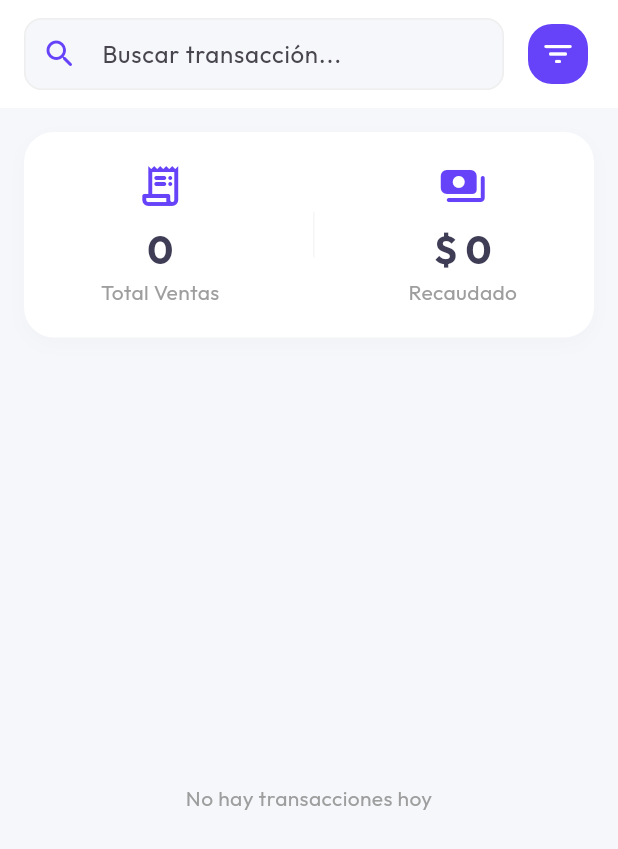
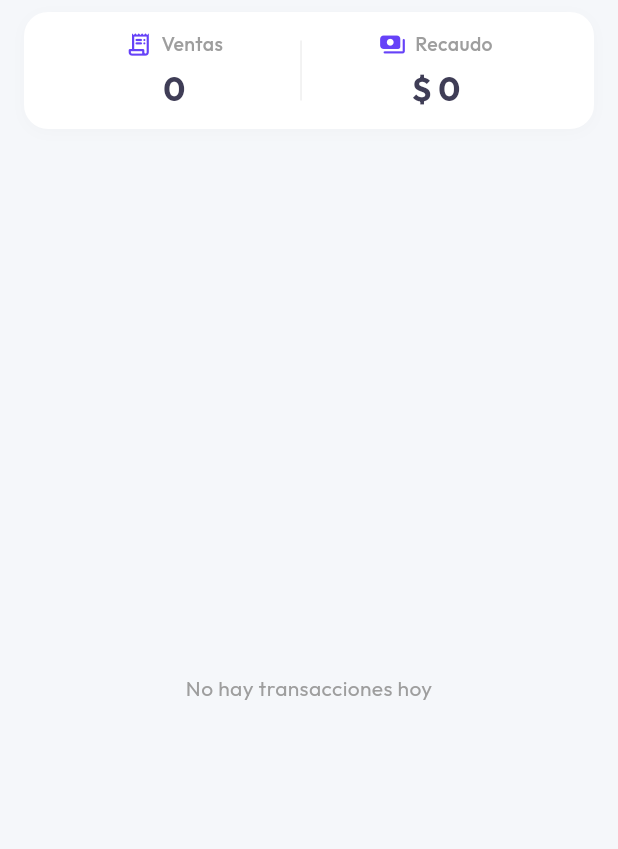
Before and after one commit to Yancarlos107/juana_pos, a Flutter app: the RecaudoScreen screen opened by its route, on a phone screen of 412 x 824 dp. Shown: the top 849 px of the screen. Run offline on Flutter 3.47's test engine with Material 3 defaults, Android fonts, the phone set to English and light mode, and no system bars; our stand-ins replace connectivity_plus, device_info_plus, dio, flutter_riverpod, flutter_secure_storage, google_fonts and 3 more; missing offline and left inert: flutter_thermal_printer; accounts and stored records are empty; network calls fail.

Commit message:
style: remove search bar from recaudo screen and reorganize summary card layout vertically

```diff
--- a/lib/features/sales/screens/recaudo_screen.dart
+++ b/lib/features/sales/screens/recaudo_screen.dart
@@ -18,29 +18,12 @@ class RecaudoScreen extends ConsumerStatefulWidget {
 }
 
 class _RecaudoScreenState extends ConsumerState<RecaudoScreen> {
-  final _searchController = TextEditingController();
-  bool _isSearching = false;
-
   @override
   void initState() {
     super.initState();
     WidgetsBinding.instance.addPostFrameCallback((_) {
       ref.read(salesHistoryProvider.notifier).fetchHistory();
     });
-  }
-
-  void _performSearch() {
-    final query = _searchController.text.trim();
-    if (query.isNotEmpty) {
-      setState(() => _isSearching = true);
-      ref.read(salesHistoryProvider.notifier).search(query);
-    }
-  }
-
-  void _clearSearch() {
-    _searchController.clear();
-    setState(() => _isSearching = false);
-    ref.read(salesHistoryProvider.notifier).fetchHistory();
   }
 
   void _showClosingConfirmation() {
@@ -65,7 +48,6 @@ class _RecaudoScreenState extends ConsumerState<RecaudoScreen> {
           : null,
       body: Column(
         children: [
-          _buildSearchBar(),
           if (historyState.status == SalesHistoryStatus.loaded)
             _buildSummaryCard(historyState),
           Expanded(child: _buildTransactionList(historyState)),
@@ -74,47 +56,7 @@ class _RecaudoScreenState extends ConsumerState<RecaudoScreen> {
     );
   }
 
-  Widget _buildSearchBar() {
-    return Container(
-      padding: const EdgeInsets.symmetric(horizontal: 16, vertical: 12),
-      color: Colors.white,
-      child: Row(
-        children: [
-          Expanded(
-            child: TextField(
-              controller: _searchController,
-              decoration: InputDecoration(
-                hintText: 'Buscar transacción...',
-                prefixIcon:
-                    const Icon(Icons.search_rounded, color: Color(0xFF6642F8)),
-                suffixIcon: _isSearching
-                    ? IconButton(
-                        icon: const Icon(Icons.close),
-                        onPressed: () => _clearSearch())
-                    : null,
-                filled: true,
-                fillColor: const Color(0xFFF5F7FA),
-                border: OutlineInputBorder(
-                    borderRadius: BorderRadius.circular(16),
-                    borderSide: BorderSide.none),
-                contentPadding: EdgeInsets.zero,
-              ),
-              onSubmitted: (_) => _performSearch(),
-            ),
-          ),
-          const SizedBox(width: 12),
-          IconButton(
-            onPressed: () => _performSearch(),
-            icon: const Icon(Icons.filter_list_rounded, color: Colors.white),
-            style: IconButton.styleFrom(
-                backgroundColor: const Color(0xFF6642F8),
-                shape: RoundedRectangleBorder(
-                    borderRadius: BorderRadius.circular(16))),
-          ),
-        ],
-      ),
-    );
-  }
+
 
   Widget _buildSummaryCard(SalesHistoryState state) {
     double totalAmount = 0;
@@ -127,28 +69,28 @@ class _RecaudoScreenState extends ConsumerState<RecaudoScreen> {
     }
 
     return Container(
-      margin: const EdgeInsets.all(16),
-      padding: const EdgeInsets.all(20),
+      margin: const EdgeInsets.symmetric(horizontal: 16, vertical: 8),
+      padding: const EdgeInsets.symmetric(horizontal: 16, vertical: 12),
       decoration: BoxDecoration(
           color: Colors.white,
-          borderRadius: BorderRadius.circular(20),
+          borderRadius: BorderRadius.circular(16),
           boxShadow: [
             BoxShadow(
                 color: Colors.black.withOpacity(0.02),
-                blurRadius: 10,
-                offset: const Offset(0, 4))
+                blurRadius: 8,
+                offset: const Offset(0, 2))
           ]),
       child: Row(
-        mainAxisAlignment: MainAxisAlignment.spaceAround,
+        mainAxisAlignment: MainAxisAlignment.spaceEvenly,
         children: [
           _summaryItem(
               icon: Icons.receipt_long_rounded,
-              label: 'Total Ventas',
+              label: 'Ventas',
               value: '$unclosedCount'),
-          Container(width: 1, height: 30, color: Colors.grey.shade100),
+          Container(width: 1, height: 40, color: Colors.grey.shade200),
           _summaryItem(
               icon: Icons.payments_rounded,
-              label: 'Recaudado',
+              label: 'Recaudo',
               value: '\$ ${_formatCurrency(totalAmount)}'),
         ],
       ),
@@ -158,15 +100,22 @@ class _RecaudoScreenState extends ConsumerState<RecaudoScreen> {
   Widget _summaryItem(
       {required IconData icon, required String label, required String value}) {
     return Column(
+      mainAxisSize: MainAxisSize.min,
       children: [
-        Icon(icon, color: const Color(0xFF6642F8), size: 32),
-        const SizedBox(height: 8),
+        Row(
+          mainAxisSize: MainAxisSize.min,
+          children: [
+            Icon(icon, color: const Color(0xFF6642F8), size: 18),
+            const SizedBox(width: 6),
+            Text(label, style: const TextStyle(color: Colors.grey, fontSize: 13, fontWeight: FontWeight.w500)),
+          ],
+        ),
+        const SizedBox(height: 4),
         Text(value,
             style: const TextStyle(
                 color: Color(0xFF3F3D56),
-                fontSize: 26,
+                fontSize: 22,
                 fontWeight: FontWeight.bold)),
-        Text(label, style: const TextStyle(color: Colors.grey, fontSize: 14)),
       ],
     );
   }
```
